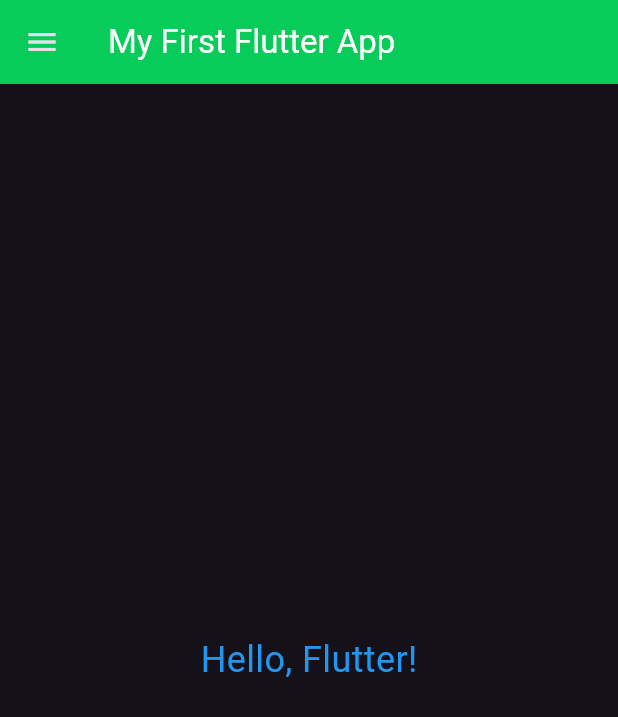
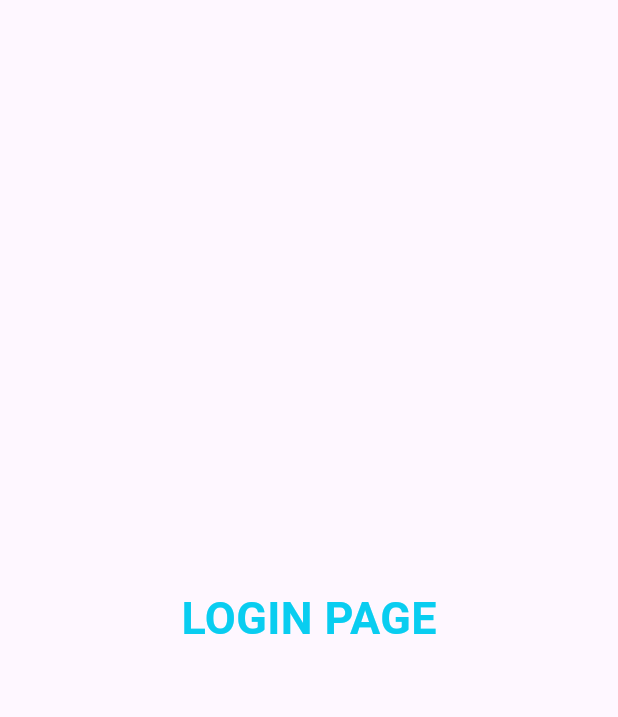
Before and after one commit to safiahmad129/flutter, a Flutter app: the screen it shows after launch, on a phone screen of 412 x 824 dp. Shown: the top 717 px of the screen. Run offline on Flutter 3.47's test engine with Material 3 defaults, Android fonts, the phone set to English and light mode, and no system bars.

Commit message:
day 3 completed

```diff
--- a/lib/main.dart
+++ b/lib/main.dart
@@ -1,4 +1,5 @@
 import 'package:flutter/material.dart';
+import 'package:project_1/pages/login_page.dart';
 import 'pages/home_page.dart';
 
 void main() {
@@ -11,8 +12,8 @@ class MyApp extends StatelessWidget {
   @override
   Widget build(BuildContext context) {
     return MaterialApp(
-      home: HomePage(),
-      themeMode: ThemeMode.dark,
+
+      themeMode: ThemeMode.light,
       theme: ThemeData(
         primarySwatch: Colors.deepPurple,
       ),
@@ -20,6 +21,15 @@ class MyApp extends StatelessWidget {
         brightness: Brightness.dark,
         primarySwatch: Colors.deepPurple, // Ensuring the primary color is consistent
       ),
+      routes: {
+        "/": (context) => LoginPage(),
+        "home": (context) => HomePage(),
+        "/login": (context) => LoginPage(),
+
+
+
+
+      },
     );
   }
 }
--- /dev/null
+++ b/lib/pages/login_page.dart
@@ -0,0 +1,20 @@
+import 'package:flutter/material.dart';
+
+class LoginPage extends StatelessWidget {
+
+
+  @override
+  Widget build(BuildContext context) {
+    return const Material(
+      child: Center(
+        child: Text("LOGIN PAGE",style: TextStyle(
+          fontSize: 30,
+          color: Color.fromARGB(255, 9, 205, 240),
+          fontWeight: FontWeight.bold,
+
+        ),
+        ),
+    )
+    );
+  }
+}
```
